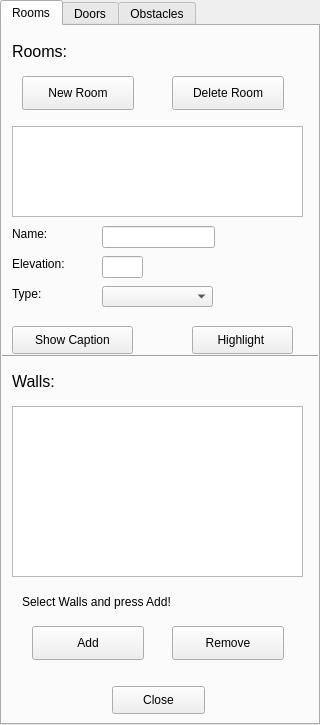
JuPedSim/jpseditor, file forms/roomwidget.ui: the form before one commit.
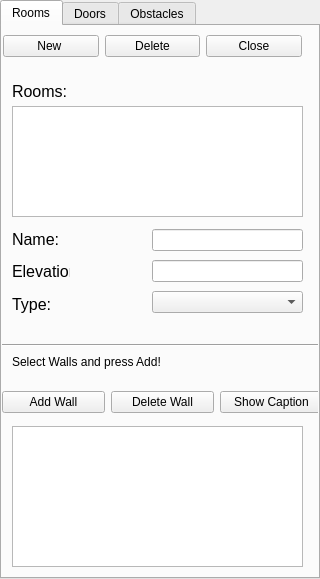
The form after the commit. The open tabs and pages were chosen to show the change.

```diff
--- a/forms/roomwidget.ui
+++ b/forms/roomwidget.ui
@@ -7,7 +7,7 @@
     <x>0</x>
     <y>0</y>
     <width>320</width>
-    <height>725</height>
+    <height>579</height>
    </rect>
   </property>
   <property name="windowTitle">
@@ -24,7 +24,7 @@
     <property name="geometry">
      <rect>
       <x>10</x>
-      <y>10</y>
+      <y>50</y>
       <width>191</width>
       <height>31</height>
      </rect>
@@ -41,8 +41,8 @@
    <widget class="QLabel" name="label_2">
     <property name="geometry">
      <rect>
-      <x>20</x>
-      <y>560</y>
+      <x>10</x>
+      <y>320</y>
       <width>291</width>
       <height>31</height>
      </rect>
@@ -55,230 +55,200 @@
     <property name="geometry">
      <rect>
       <x>10</x>
-      <y>380</y>
+      <y>400</y>
       <width>291</width>
-      <height>171</height>
+      <height>141</height>
      </rect>
     </property>
    </widget>
-   <widget class="QPushButton" name="closeButton">
-    <property name="geometry">
-     <rect>
-      <x>110</x>
-      <y>660</y>
-      <width>93</width>
-      <height>28</height>
-     </rect>
-    </property>
-    <property name="text">
-     <string>Close</string>
-    </property>
-   </widget>
-   <widget class="QPushButton" name="add_button">
-    <property name="geometry">
-     <rect>
-      <x>30</x>
-      <y>600</y>
-      <width>112</width>
-      <height>34</height>
-     </rect>
-    </property>
-    <property name="text">
-     <string>Add</string>
-    </property>
-   </widget>
-   <widget class="QPushButton" name="remove_button">
-    <property name="geometry">
-     <rect>
-      <x>170</x>
-      <y>600</y>
-      <width>112</width>
-      <height>34</height>
-     </rect>
-    </property>
-    <property name="text">
-     <string>Remove</string>
-    </property>
-   </widget>
-   <widget class="QPushButton" name="new_room_button">
-    <property name="geometry">
-     <rect>
-      <x>20</x>
-      <y>50</y>
-      <width>112</width>
-      <height>34</height>
-     </rect>
-    </property>
-    <property name="text">
-     <string>New Room</string>
-    </property>
-   </widget>
-   <widget class="QLabel" name="label_3">
-    <property name="geometry">
-     <rect>
-      <x>10</x>
-      <y>340</y>
-      <width>191</width>
-      <height>31</height>
-     </rect>
-    </property>
-    <property name="font">
-     <font>
-      <pointsize>12</pointsize>
-     </font>
-    </property>
-    <property name="text">
-     <string>Walls:</string>
-    </property>
-   </widget>
    <widget class="QListWidget" name="list_rooms">
     <property name="geometry">
      <rect>
       <x>10</x>
-      <y>100</y>
+      <y>80</y>
       <width>291</width>
-      <height>91</height>
+      <height>111</height>
      </rect>
     </property>
    </widget>
-   <widget class="QPushButton" name="delete_room">
-    <property name="geometry">
-     <rect>
-      <x>170</x>
-      <y>50</y>
-      <width>112</width>
-      <height>34</height>
-     </rect>
-    </property>
-    <property name="text">
-     <string>Delete Room</string>
-    </property>
-   </widget>
-   <widget class="QLineEdit" name="chname_edit">
-    <property name="geometry">
-     <rect>
-      <x>100</x>
-      <y>200</y>
-      <width>113</width>
-      <height>22</height>
-     </rect>
-    </property>
-   </widget>
-   <widget class="QLabel" name="label_4">
-    <property name="geometry">
-     <rect>
-      <x>10</x>
-      <y>200</y>
-      <width>91</width>
-      <height>16</height>
-     </rect>
-    </property>
-    <property name="font">
-     <font>
-      <pointsize>9</pointsize>
-     </font>
-    </property>
-    <property name="text">
-     <string>Name:</string>
-    </property>
-   </widget>
    <widget class="Line" name="line_2">
     <property name="geometry">
      <rect>
       <x>-10</x>
-      <y>320</y>
+      <y>299</y>
       <width>341</width>
-      <height>20</height>
+      <height>41</height>
      </rect>
     </property>
     <property name="orientation">
      <enum>Qt::Horizontal</enum>
     </property>
    </widget>
-   <widget class="QPushButton" name="caption">
+   <widget class="QWidget" name="horizontalLayoutWidget">
     <property name="geometry">
      <rect>
-      <x>10</x>
-      <y>300</y>
-      <width>121</width>
-      <height>28</height>
+      <x>0</x>
+      <y>0</y>
+      <width>301</width>
+      <height>41</height>
      </rect>
     </property>
-    <property name="text">
-     <string>Show Caption</string>
-    </property>
+    <layout class="QHBoxLayout" name="horizontalLayout">
+     <property name="leftMargin">
+      <number>1</number>
+     </property>
+     <property name="rightMargin">
+      <number>1</number>
+     </property>
+     <item>
+      <widget class="QPushButton" name="new_room_button">
+       <property name="toolTip">
+        <string>&lt;html&gt;&lt;head/&gt;&lt;body&gt;&lt;p&gt;Create new room&lt;/p&gt;&lt;/body&gt;&lt;/html&gt;</string>
+       </property>
+       <property name="text">
+        <string>New </string>
+       </property>
+      </widget>
+     </item>
+     <item>
+      <widget class="QPushButton" name="delete_room">
+       <property name="toolTip">
+        <string>&lt;html&gt;&lt;head/&gt;&lt;body&gt;&lt;p&gt;Delete selected room&lt;/p&gt;&lt;/body&gt;&lt;/html&gt;</string>
+       </property>
+       <property name="text">
+        <string>Delete</string>
+       </property>
+      </widget>
+     </item>
+     <item>
+      <widget class="QPushButton" name="closeButton">
+       <property name="toolTip">
+        <string>&lt;html&gt;&lt;head/&gt;&lt;body&gt;&lt;p&gt;Close Define Room&lt;/p&gt;&lt;/body&gt;&lt;/html&gt;</string>
+       </property>
+       <property name="statusTip">
+        <string>Close widget</string>
+       </property>
+       <property name="text">
+        <string>Close</string>
+       </property>
+      </widget>
+     </item>
+    </layout>
    </widget>
-   <widget class="QPushButton" name="highlight">
+   <widget class="QWidget" name="horizontalLayoutWidget_2">
     <property name="geometry">
      <rect>
-      <x>190</x>
-      <y>300</y>
-      <width>101</width>
-      <height>28</height>
+      <x>0</x>
+      <y>360</y>
+      <width>321</width>
+      <height>32</height>
      </rect>
     </property>
-    <property name="text">
-     <string>Highlight </string>
-    </property>
+    <layout class="QHBoxLayout" name="horizontalLayout_2">
+     <item>
+      <widget class="QPushButton" name="add_button">
+       <property name="toolTip">
+        <string>&lt;html&gt;&lt;head/&gt;&lt;body&gt;&lt;p&gt;Add wall to selected room&lt;/p&gt;&lt;/body&gt;&lt;/html&gt;</string>
+       </property>
+       <property name="text">
+        <string>Add Wall</string>
+       </property>
+      </widget>
+     </item>
+     <item>
+      <widget class="QPushButton" name="remove_button">
+       <property name="toolTip">
+        <string>&lt;html&gt;&lt;head/&gt;&lt;body&gt;&lt;p&gt;Delete wall from selected room&lt;/p&gt;&lt;/body&gt;&lt;/html&gt;</string>
+       </property>
+       <property name="text">
+        <string>Delete Wall</string>
+       </property>
+      </widget>
+     </item>
+     <item>
+      <widget class="QPushButton" name="caption">
+       <property name="toolTip">
+        <string>&lt;html&gt;&lt;head/&gt;&lt;body&gt;&lt;p&gt;Show room caption&lt;/p&gt;&lt;/body&gt;&lt;/html&gt;</string>
+       </property>
+       <property name="text">
+        <string>Show Caption</string>
+       </property>
+      </widget>
+     </item>
+    </layout>
    </widget>
-   <widget class="QComboBox" name="classBox">
-    <property name="enabled">
-     <bool>true</bool>
-    </property>
+   <widget class="QWidget" name="verticalLayoutWidget">
     <property name="geometry">
      <rect>
-      <x>100</x>
-      <y>260</y>
-      <width>111</width>
-      <height>21</height>
-     </rect>
-    </property>
-   </widget>
-   <widget class="QLabel" name="label_6">
-    <property name="geometry">
-     <rect>
       <x>10</x>
-      <y>260</y>
-      <width>91</width>
-      <height>16</height>
+      <y>200</y>
+      <width>58</width>
+      <height>91</height>
      </rect>
     </property>
-    <property name="font">
-     <font>
-      <pointsize>9</pointsize>
-     </font>
-    </property>
-    <property name="text">
-     <string>Type:</string>
-    </property>
+    <layout class="QVBoxLayout" name="verticalLayout">
+     <item>
+      <widget class="QLabel" name="label_4">
+       <property name="font">
+        <font>
+         <pointsize>12</pointsize>
+        </font>
+       </property>
+       <property name="text">
+        <string>Name:</string>
+       </property>
+      </widget>
+     </item>
+     <item>
+      <widget class="QLabel" name="label_11">
+       <property name="font">
+        <font>
+         <pointsize>12</pointsize>
+        </font>
+       </property>
+       <property name="text">
+        <string>Elevation:</string>
+       </property>
+      </widget>
+     </item>
+     <item>
+      <widget class="QLabel" name="label_6">
+       <property name="font">
+        <font>
+         <pointsize>12</pointsize>
+        </font>
+       </property>
+       <property name="text">
+        <string>Type:</string>
+       </property>
+      </widget>
+     </item>
+    </layout>
    </widget>
-   <widget class="QLabel" name="label_11">
+   <widget class="QWidget" name="verticalLayoutWidget_2">
     <property name="geometry">
      <rect>
-      <x>10</x>
-      <y>230</y>
-      <width>91</width>
-      <height>16</height>
+      <x>150</x>
+      <y>200</y>
+      <width>151</width>
+      <height>91</height>
      </rect>
     </property>
-    <property name="font">
-     <font>
-      <pointsize>9</pointsize>
-     </font>
-    </property>
-    <property name="text">
-     <string>Elevation:</string>
-    </property>
-   </widget>
-   <widget class="QLineEdit" name="elevation_edit">
-    <property name="geometry">
-     <rect>
-      <x>100</x>
-      <y>230</y>
-      <width>41</width>
-      <height>22</height>
-     </rect>
-    </property>
+    <layout class="QVBoxLayout" name="verticalLayout_2">
+     <item>
+      <widget class="QLineEdit" name="chname_edit"/>
+     </item>
+     <item>
+      <widget class="QLineEdit" name="elevation_edit"/>
+     </item>
+     <item>
+      <widget class="QComboBox" name="classBox">
+       <property name="enabled">
+        <bool>true</bool>
+       </property>
+      </widget>
+     </item>
+    </layout>
    </widget>
   </widget>
   <widget class="QWidget" name="tab">
```
Left out of the diff: 507 changed lines with no effect on the pictures.
